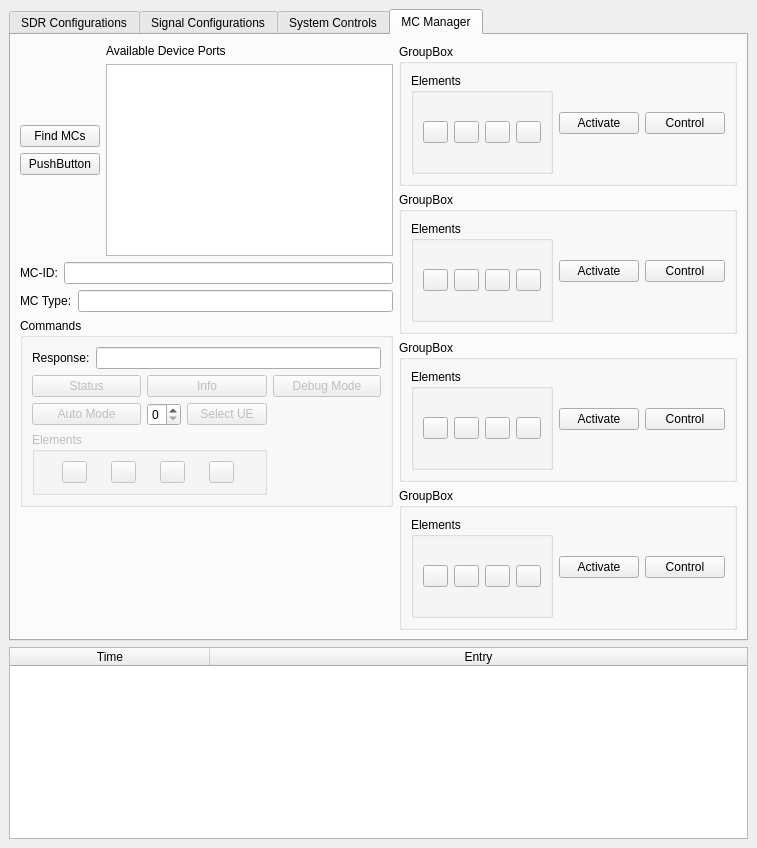
jranstrom/usrp_caa_ui, file caa_project/maingui.ui: the form before one commit.
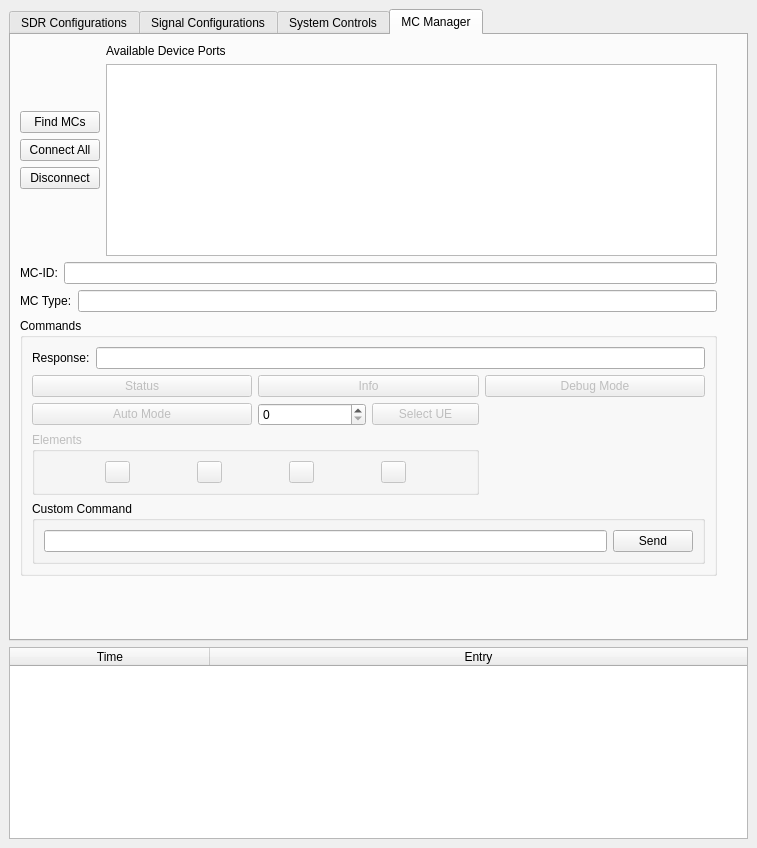
The form after the commit. Custom widgets are drawn as their Qt base class.

Commit message: Added custom widgets for each connected MC

Diff of the .ui file:
```diff
--- a/caa_project/maingui.ui
+++ b/caa_project/maingui.ui
@@ -1291,7 +1291,7 @@
           <item>
            <widget class="QLineEdit" name="lineEdit_sig_config">
             <property name="text">
-             <string>/home/jr/workspace/uhd/usrp_caa/build/sys_last_params.mat</string>
+             <string>/home/jr/workspace/caa_project/build-caa_project-Desktop_Qt_5_15_2_GCC_64bit-Debug/sys_last_params.mat</string>
             </property>
            </widget>
           </item>
@@ -1682,9 +1682,16 @@
                  </widget>
                 </item>
                 <item>
-                 <widget class="QPushButton" name="pushButton_2">
+                 <widget class="QPushButton" name="button_generate_mc_controls">
                   <property name="text">
-                   <string>PushButton</string>
+                   <string>Connect All</string>
+                  </property>
+                 </widget>
+                </item>
+                <item>
+                 <widget class="QPushButton" name="button_disconnect">
+                  <property name="text">
+                   <string>Disconnect</string>
                   </property>
                  </widget>
                 </item>
@@ -1763,7 +1770,7 @@
                  </property>
                 </widget>
                </item>
-               <item row="3" column="0" colspan="2">
+               <item row="4" column="0" colspan="2">
                 <widget class="QGroupBox" name="groupBox_cmc_elements">
                  <property name="enabled">
                   <bool>false</bool>
@@ -1868,16 +1875,6 @@
                  </item>
                 </layout>
                </item>
-               <item row="2" column="0">
-                <widget class="QPushButton" name="button_mc_auto_mode">
-                 <property name="enabled">
-                  <bool>false</bool>
-                 </property>
-                 <property name="text">
-                  <string>Auto Mode</string>
-                 </property>
-                </widget>
-               </item>
                <item row="0" column="0" colspan="3">
                 <layout class="QHBoxLayout" name="horizontalLayout_40">
                  <item>
@@ -1892,6 +1889,35 @@
                  </item>
                 </layout>
                </item>
+               <item row="2" column="0">
+                <widget class="QPushButton" name="button_mc_auto_mode">
+                 <property name="enabled">
+                  <bool>false</bool>
+                 </property>
+                 <property name="text">
+                  <string>Auto Mode</string>
+                 </property>
+                </widget>
+               </item>
+               <item row="5" column="0" colspan="3">
+                <widget class="QGroupBox" name="groupBox_20">
+                 <property name="title">
+                  <string>Custom Command</string>
+                 </property>
+                 <layout class="QHBoxLayout" name="horizontalLayout_45">
+                  <item>
+                   <widget class="QLineEdit" name="lineEdit_cmc_custom_command"/>
+                  </item>
+                  <item>
+                   <widget class="QPushButton" name="button_cmc_custom_command">
+                    <property name="text">
+                     <string>Send</string>
+                    </property>
+                   </widget>
+                  </item>
+                 </layout>
+                </widget>
+               </item>
               </layout>
              </widget>
             </item>
@@ -1911,342 +1937,19 @@
            </layout>
           </item>
           <item>
-           <layout class="QVBoxLayout" name="verticalLayout_32">
+           <layout class="QVBoxLayout" name="verticalLayout_mc_controls">
             <item>
-             <widget class="QGroupBox" name="groupBox_12">
-              <property name="title">
-               <string>GroupBox</string>
+             <spacer name="verticalSpacer_7">
+              <property name="orientation">
+               <enum>Qt::Vertical</enum>
               </property>
-              <layout class="QHBoxLayout" name="horizontalLayout_32">
-               <item>
-                <widget class="QGroupBox" name="groupBox_15">
-                 <property name="title">
-                  <string>Elements</string>
-                 </property>
-                 <layout class="QHBoxLayout" name="horizontalLayout_36">
-                  <item>
-                   <widget class="QPushButton" name="pushButton_14">
-                    <property name="maximumSize">
-                     <size>
-                      <width>25</width>
-                      <height>16777215</height>
-                     </size>
-                    </property>
-                    <property name="text">
-                     <string/>
-                    </property>
-                   </widget>
-                  </item>
-                  <item>
-                   <widget class="QPushButton" name="pushButton_11">
-                    <property name="maximumSize">
-                     <size>
-                      <width>25</width>
-                      <height>16777215</height>
-                     </size>
-                    </property>
-                    <property name="text">
-                     <string/>
-                    </property>
-                   </widget>
-                  </item>
-                  <item>
-                   <widget class="QPushButton" name="pushButton_13">
-                    <property name="maximumSize">
-                     <size>
-                      <width>25</width>
-                      <height>16777215</height>
-                     </size>
-                    </property>
-                    <property name="text">
-                     <string/>
-                    </property>
-                   </widget>
-                  </item>
-                  <item>
-                   <widget class="QPushButton" name="pushButton_12">
-                    <property name="maximumSize">
-                     <size>
-                      <width>25</width>
-                      <height>16777215</height>
-                     </size>
-                    </property>
-                    <property name="text">
-                     <string/>
-                    </property>
-                   </widget>
-                  </item>
-                 </layout>
-                </widget>
-               </item>
-               <item>
-                <widget class="QPushButton" name="pushButton_3">
-                 <property name="text">
-                  <string>Activate</string>
-                 </property>
-                </widget>
-               </item>
-               <item>
-                <widget class="QPushButton" name="pushButton_7">
-                 <property name="text">
-                  <string>Control</string>
-                 </property>
-                </widget>
-               </item>
-              </layout>
-             </widget>
-            </item>
-            <item>
-             <widget class="QGroupBox" name="groupBox_11">
-              <property name="title">
-               <string>GroupBox</string>
+              <property name="sizeHint" stdset="0">
+               <size>
+                <width>20</width>
+                <height>40</height>
+               </size>
               </property>
-              <layout class="QHBoxLayout" name="horizontalLayout_35">
-               <item>
-                <widget class="QGroupBox" name="groupBox_16">
-                 <property name="title">
-                  <string>Elements</string>
-                 </property>
-                 <layout class="QHBoxLayout" name="horizontalLayout_37">
-                  <item>
-                   <widget class="QPushButton" name="pushButton_17">
-                    <property name="maximumSize">
-                     <size>
-                      <width>25</width>
-                      <height>16777215</height>
-                     </size>
-                    </property>
-                    <property name="text">
-                     <string/>
-                    </property>
-                   </widget>
-                  </item>
-                  <item>
-                   <widget class="QPushButton" name="pushButton_18">
-                    <property name="maximumSize">
-                     <size>
-                      <width>25</width>
-                      <height>16777215</height>
-                     </size>
-                    </property>
-                    <property name="text">
-                     <string/>
-                    </property>
-                   </widget>
-                  </item>
-                  <item>
-                   <widget class="QPushButton" name="pushButton_15">
-                    <property name="maximumSize">
-                     <size>
-                      <width>25</width>
-                      <height>16777215</height>
-                     </size>
-                    </property>
-                    <property name="text">
-                     <string/>
-                    </property>
-                   </widget>
-                  </item>
-                  <item>
-                   <widget class="QPushButton" name="pushButton_16">
-                    <property name="maximumSize">
-                     <size>
-                      <width>25</width>
-                      <height>16777215</height>
-                     </size>
-                    </property>
-                    <property name="text">
-                     <string/>
-                    </property>
-                   </widget>
-                  </item>
-                 </layout>
-                </widget>
-               </item>
-               <item>
-                <widget class="QPushButton" name="pushButton_4">
-                 <property name="text">
-                  <string>Activate</string>
-                 </property>
-                </widget>
-               </item>
-               <item>
-                <widget class="QPushButton" name="pushButton_8">
-                 <property name="text">
-                  <string>Control</string>
-                 </property>
-                </widget>
-               </item>
-              </layout>
-             </widget>
-            </item>
-            <item>
-             <widget class="QGroupBox" name="groupBox_13">
-              <property name="title">
-               <string>GroupBox</string>
-              </property>
-              <layout class="QHBoxLayout" name="horizontalLayout_34">
-               <item>
-                <widget class="QGroupBox" name="groupBox_17">
-                 <property name="title">
-                  <string>Elements</string>
-                 </property>
-                 <layout class="QHBoxLayout" name="horizontalLayout_38">
-                  <item>
-                   <widget class="QPushButton" name="pushButton_22">
-                    <property name="maximumSize">
-                     <size>
-                      <width>25</width>
-                      <height>16777215</height>
-                     </size>
-                    </property>
-                    <property name="text">
-                     <string/>
-                    </property>
-                   </widget>
-                  </item>
-                  <item>
-                   <widget class="QPushButton" name="pushButton_21">
-                    <property name="maximumSize">
-                     <size>
-                      <width>25</width>
-                      <height>16777215</height>
-                     </size>
-                    </property>
-                    <property name="text">
-                     <string/>
-                    </property>
-                   </widget>
-                  </item>
-                  <item>
-                   <widget class="QPushButton" name="pushButton_19">
-                    <property name="maximumSize">
-                     <size>
-                      <width>25</width>
-                      <height>16777215</height>
-                     </size>
-                    </property>
-                    <property name="text">
-                     <string/>
-                    </property>
-                   </widget>
-                  </item>
-                  <item>
-                   <widget class="QPushButton" name="pushButton_20">
-                    <property name="maximumSize">
-                     <size>
-                      <width>25</width>
-                      <height>16777215</height>
-                     </size>
-                    </property>
-                    <property name="text">
-                     <string/>
-                    </property>
-                   </widget>
-                  </item>
-                 </layout>
-                </widget>
-               </item>
-               <item>
-                <widget class="QPushButton" name="pushButton_5">
-                 <property name="text">
-                  <string>Activate</string>
-                 </property>
-                </widget>
-               </item>
-               <item>
-                <widget class="QPushButton" name="pushButton_9">
-                 <property name="text">
-                  <string>Control</string>
-                 </property>
-                </widget>
-               </item>
-              </layout>
-             </widget>
-            </item>
-            <item>
-             <widget class="QGroupBox" name="groupBox_14">
-              <property name="title">
-               <string>GroupBox</string>
-              </property>
-              <layout class="QHBoxLayout" name="horizontalLayout_33">
-               <item>
-                <widget class="QGroupBox" name="groupBox_18">
-                 <property name="title">
-                  <string>Elements</string>
-                 </property>
-                 <layout class="QHBoxLayout" name="horizontalLayout_39">
-                  <item>
-                   <widget class="QPushButton" name="pushButton_26">
-                    <property name="maximumSize">
-                     <size>
-                      <width>25</width>
-                      <height>16777215</height>
-                     </size>
-                    </property>
-                    <property name="text">
-                     <string/>
-                    </property>
-                   </widget>
-                  </item>
-                  <item>
-                   <widget class="QPushButton" name="pushButton_25">
-                    <property name="maximumSize">
-                     <size>
-                      <width>25</width>
-                      <height>16777215</height>
-                     </size>
-                    </property>
-                    <property name="text">
-                     <string/>
-                    </property>
-                   </widget>
-                  </item>
-                  <item>
-                   <widget class="QPushButton" name="pushButton_24">
-                    <property name="maximumSize">
-                     <size>
-                      <width>25</width>
-                      <height>16777215</height>
-                     </size>
-                    </property>
-                    <property name="text">
-                     <string/>
-                    </property>
-                   </widget>
-                  </item>
-                  <item>
-                   <widget class="QPushButton" name="pushButton_23">
-                    <property name="maximumSize">
-                     <size>
-                      <width>25</width>
-                      <height>16777215</height>
-                     </size>
-                    </property>
-                    <property name="text">
-                     <string/>
-                    </property>
-                   </widget>
-                  </item>
-                 </layout>
-                </widget>
-               </item>
-               <item>
-                <widget class="QPushButton" name="pushButton_6">
-                 <property name="text">
-                  <string>Activate</string>
-                 </property>
-                </widget>
-               </item>
-               <item>
-                <widget class="QPushButton" name="pushButton_10">
-                 <property name="text">
-                  <string>Control</string>
-                 </property>
-                </widget>
-               </item>
-              </layout>
-             </widget>
+             </spacer>
             </item>
            </layout>
           </item>
```
Left out of the diff: 4 changed lines with no effect on the pictures. The commit also changes 12 other files.
